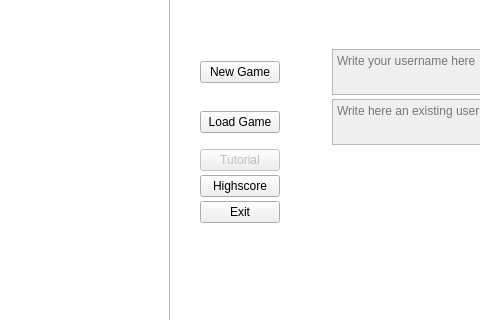
Old version of the form ui/mainwindow.ui in the repository MATF-RS19/RS009-escaperoom; both pictures show x 201 to 681 and y 242 to 562 of the 1280 by 720 pixel window.
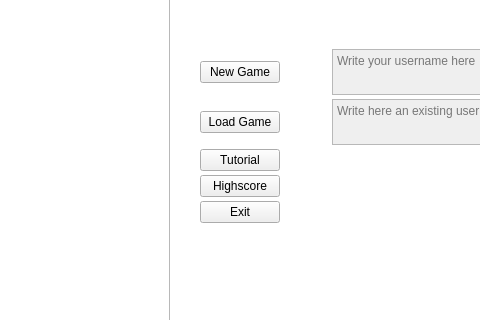
New version of the form.

```diff
--- a/ui/mainwindow.ui
+++ b/ui/mainwindow.ui
@@ -233,7 +233,7 @@
        <item>
         <widget class="QPushButton" name="tutorial_btn">
          <property name="enabled">
-          <bool>false</bool>
+          <bool>true</bool>
          </property>
          <property name="text">
           <string>Tutorial</string>
```
